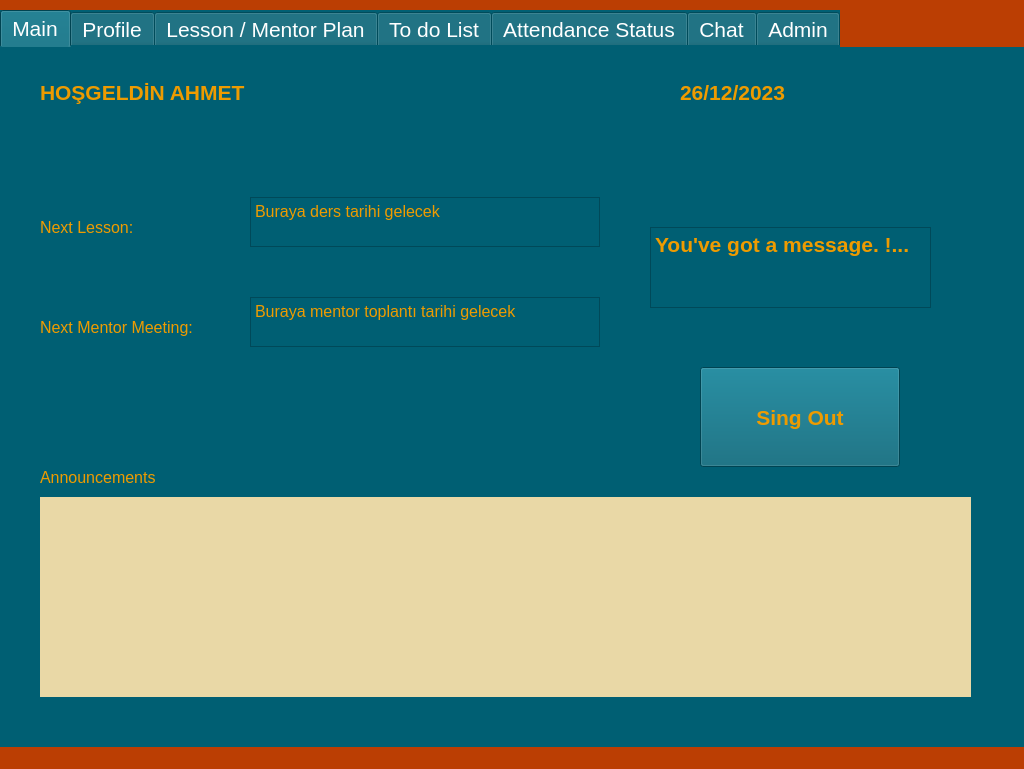
otufan/school-management-system, file Teacher_UI/teacher.ui: the form before one commit.
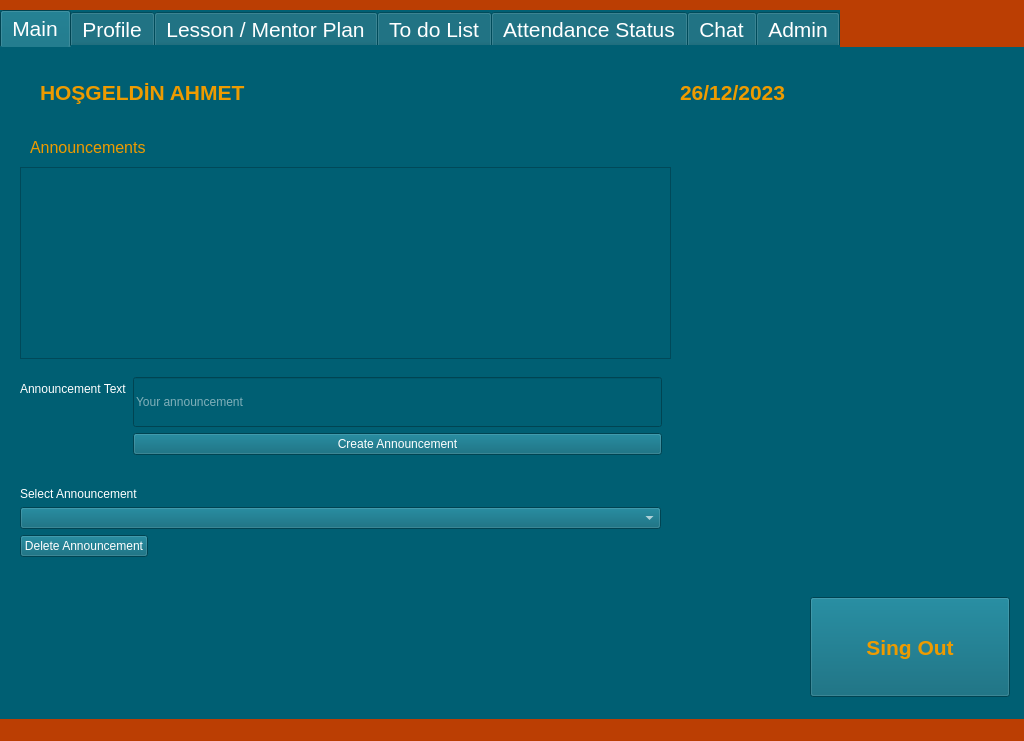
The form after the commit. The open tabs and pages were chosen to show the change.

Commit message: teacher ui and student ui edited

What changed in the file:
```diff
--- a/Teacher_UI/teacher.ui
+++ b/Teacher_UI/teacher.ui
@@ -7,7 +7,7 @@
     <x>0</x>
     <y>0</y>
     <width>1024</width>
-    <height>769</height>
+    <height>741</height>
    </rect>
   </property>
   <property name="minimumSize">
@@ -113,33 +113,11 @@
        <string>26/12/2023</string>
       </property>
      </widget>
-     <widget class="QLabel" name="teacher_main_anno">
-      <property name="geometry">
-       <rect>
-        <x>40</x>
-        <y>450</y>
-        <width>931</width>
-        <height>200</height>
-       </rect>
-      </property>
-      <property name="minimumSize">
-       <size>
-        <width>700</width>
-        <height>200</height>
-       </size>
-      </property>
-      <property name="styleSheet">
-       <string notr="true">background-color: rgb(233, 216, 166);</string>
-      </property>
-      <property name="text">
-       <string/>
-      </property>
-     </widget>
      <widget class="QLabel" name="label_main_announcements">
       <property name="geometry">
        <rect>
-        <x>40</x>
-        <y>410</y>
+        <x>30</x>
+        <y>80</y>
         <width>200</width>
         <height>40</height>
        </rect>
@@ -162,127 +140,11 @@
        <string>Announcements</string>
       </property>
      </widget>
-     <widget class="QLabel" name="label_main_lesson">
-      <property name="geometry">
-       <rect>
-        <x>40</x>
-        <y>160</y>
-        <width>200</width>
-        <height>40</height>
-       </rect>
-      </property>
-      <property name="minimumSize">
-       <size>
-        <width>200</width>
-        <height>40</height>
-       </size>
-      </property>
-      <property name="font">
-       <font>
-        <pointsize>12</pointsize>
-       </font>
-      </property>
-      <property name="styleSheet">
-       <string notr="true">color: rgb(238, 155, 0);</string>
-      </property>
-      <property name="text">
-       <string>Next Lesson:</string>
-      </property>
-     </widget>
-     <widget class="QLabel" name="label_main_mentor">
-      <property name="geometry">
-       <rect>
-        <x>40</x>
-        <y>260</y>
-        <width>200</width>
-        <height>40</height>
-       </rect>
-      </property>
-      <property name="minimumSize">
-       <size>
-        <width>200</width>
-        <height>40</height>
-       </size>
-      </property>
-      <property name="font">
-       <font>
-        <pointsize>12</pointsize>
-       </font>
-      </property>
-      <property name="styleSheet">
-       <string notr="true">color: rgb(238, 155, 0);</string>
-      </property>
-      <property name="text">
-       <string>Next Mentor Meeting:</string>
-      </property>
-     </widget>
-     <widget class="QTextEdit" name="teacher_main_lesson">
-      <property name="geometry">
-       <rect>
-        <x>250</x>
-        <y>150</y>
-        <width>350</width>
-        <height>50</height>
-       </rect>
-      </property>
-      <property name="minimumSize">
-       <size>
-        <width>350</width>
-        <height>50</height>
-       </size>
-      </property>
-      <property name="font">
-       <font>
-        <pointsize>12</pointsize>
-       </font>
-      </property>
-      <property name="styleSheet">
-       <string notr="true">color: rgb(238, 155, 0);</string>
-      </property>
-      <property name="html">
-       <string>&lt;!DOCTYPE HTML PUBLIC &quot;-//W3C//DTD HTML 4.0//EN&quot; &quot;http://www.w3.org/TR/REC-html40/strict.dtd&quot;&gt;
-&lt;html&gt;&lt;head&gt;&lt;meta name=&quot;qrichtext&quot; content=&quot;1&quot; /&gt;&lt;style type=&quot;text/css&quot;&gt;
-p, li { white-space: pre-wrap; }
-&lt;/style&gt;&lt;/head&gt;&lt;body style=&quot; font-family:'MS Shell Dlg 2'; font-size:12pt; font-weight:400; font-style:normal;&quot;&gt;
-&lt;p style=&quot; margin-top:0px; margin-bottom:0px; margin-left:0px; margin-right:0px; -qt-block-indent:0; text-indent:0px;&quot;&gt;Buraya ders tarihi gelecek&lt;/p&gt;&lt;/body&gt;&lt;/html&gt;</string>
-      </property>
-     </widget>
-     <widget class="QTextEdit" name="teacher_main_mentor">
-      <property name="geometry">
-       <rect>
-        <x>250</x>
-        <y>250</y>
-        <width>350</width>
-        <height>50</height>
-       </rect>
-      </property>
-      <property name="minimumSize">
-       <size>
-        <width>350</width>
-        <height>50</height>
-       </size>
-      </property>
-      <property name="font">
-       <font>
-        <pointsize>12</pointsize>
-       </font>
-      </property>
-      <property name="styleSheet">
-       <string notr="true">color: rgb(238, 155, 0);</string>
-      </property>
-      <property name="html">
-       <string>&lt;!DOCTYPE HTML PUBLIC &quot;-//W3C//DTD HTML 4.0//EN&quot; &quot;http://www.w3.org/TR/REC-html40/strict.dtd&quot;&gt;
-&lt;html&gt;&lt;head&gt;&lt;meta name=&quot;qrichtext&quot; content=&quot;1&quot; /&gt;&lt;style type=&quot;text/css&quot;&gt;
-p, li { white-space: pre-wrap; }
-&lt;/style&gt;&lt;/head&gt;&lt;body style=&quot; font-family:'MS Shell Dlg 2'; font-size:12pt; font-weight:400; font-style:normal;&quot;&gt;
-&lt;p style=&quot; margin-top:0px; margin-bottom:0px; margin-left:0px; margin-right:0px; -qt-block-indent:0; text-indent:0px;&quot;&gt;Buraya mentor toplantı tarihi gelecek&lt;/p&gt;&lt;/body&gt;&lt;/html&gt;</string>
-      </property>
-     </widget>
      <widget class="QPushButton" name="teacher_singout_button">
       <property name="geometry">
        <rect>
-        <x>700</x>
-        <y>320</y>
+        <x>810</x>
+        <y>550</y>
         <width>200</width>
         <height>100</height>
        </rect>
@@ -307,30 +169,86 @@
        <string>Sing Out</string>
       </property>
      </widget>
-     <widget class="QTextEdit" name="teacher_main_mail">
+     <widget class="QTextBrowser" name="announcement_textbrowser">
       <property name="geometry">
        <rect>
-        <x>650</x>
-        <y>180</y>
-        <width>281</width>
-        <height>81</height>
+        <x>20</x>
+        <y>120</y>
+        <width>651</width>
+        <height>192</height>
        </rect>
       </property>
-      <property name="font">
-       <font>
-        <pointsize>16</pointsize>
-       </font>
+     </widget>
+     <widget class="QWidget" name="formLayoutWidget_2">
+      <property name="geometry">
+       <rect>
+        <x>20</x>
+        <y>330</y>
+        <width>642</width>
+        <height>80</height>
+       </rect>
       </property>
-      <property name="styleSheet">
-       <string notr="true">color: rgb(238, 155, 0);</string>
+      <layout class="QFormLayout" name="formLayout_2">
+       <item row="0" column="0">
+        <widget class="QLabel" name="annuncement_label">
+         <property name="text">
+          <string>Announcement Text</string>
+         </property>
+        </widget>
+       </item>
+       <item row="0" column="1">
+        <widget class="QLineEdit" name="announcement_lineEdit">
+         <property name="minimumSize">
+          <size>
+           <width>500</width>
+           <height>50</height>
+          </size>
+         </property>
+         <property name="text">
+          <string/>
+         </property>
+         <property name="placeholderText">
+          <string>Your announcement</string>
+         </property>
+        </widget>
+       </item>
+       <item row="1" column="1">
+        <widget class="QPushButton" name="create_announcement_button">
+         <property name="text">
+          <string>Create Announcement</string>
+         </property>
+        </widget>
+       </item>
+      </layout>
+     </widget>
+     <widget class="QWidget" name="formLayoutWidget_3">
+      <property name="geometry">
+       <rect>
+        <x>20</x>
+        <y>440</y>
+        <width>641</width>
+        <height>80</height>
+       </rect>
       </property>
-      <property name="html">
-       <string>&lt;!DOCTYPE HTML PUBLIC &quot;-//W3C//DTD HTML 4.0//EN&quot; &quot;http://www.w3.org/TR/REC-html40/strict.dtd&quot;&gt;
-&lt;html&gt;&lt;head&gt;&lt;meta name=&quot;qrichtext&quot; content=&quot;1&quot; /&gt;&lt;style type=&quot;text/css&quot;&gt;
-p, li { white-space: pre-wrap; }
-&lt;/style&gt;&lt;/head&gt;&lt;body style=&quot; font-family:'MS Shell Dlg 2'; font-size:16pt; font-weight:400; font-style:normal;&quot;&gt;
-&lt;p style=&quot; margin-top:0px; margin-bottom:0px; margin-left:0px; margin-right:0px; -qt-block-indent:0; text-indent:0px;&quot;&gt;&lt;span style=&quot; font-weight:600;&quot;&gt;You've got a message. !...&lt;/span&gt;&lt;/p&gt;&lt;/body&gt;&lt;/html&gt;</string>
-      </property>
+      <layout class="QFormLayout" name="formLayout_3">
+       <item row="1" column="0" colspan="2">
+        <widget class="QComboBox" name="announcement_to_delete_combobox"/>
+       </item>
+       <item row="0" column="0">
+        <widget class="QLabel" name="label">
+         <property name="text">
+          <string>Select Announcement</string>
+         </property>
+        </widget>
+       </item>
+       <item row="2" column="0">
+        <widget class="QPushButton" name="delete_announcement_button">
+         <property name="text">
+          <string>Delete Announcement</string>
+         </property>
+        </widget>
+       </item>
+      </layout>
      </widget>
     </widget>
     <widget class="QWidget" name="teacher_profile">
```
Left out of the diff: 10 changed lines with no effect on the pictures. The commit also changes 11 other files.
